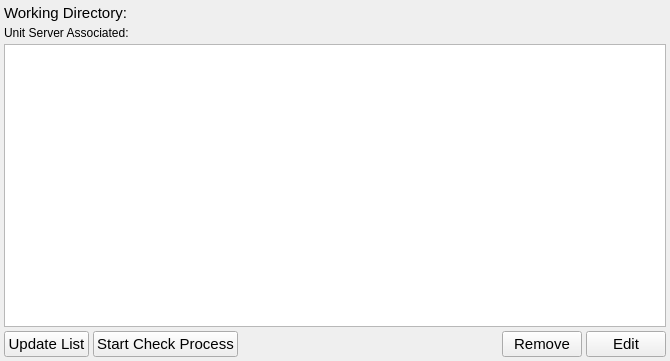
The window that ccs/node/agent/AgentEditor.ui (bisegni/chaosframework) describes before a commit, drawn with Qt 5.
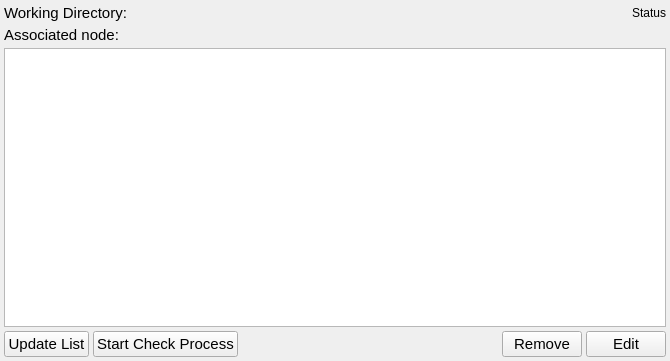
The same window after the commit. Custom widgets are drawn as their Qt base class.

Commit message: implemented all function for start, stop and restart on agent

The edit to the form file:
```diff
--- a/ccs/node/agent/AgentEditor.ui
+++ b/ccs/node/agent/AgentEditor.ui
@@ -30,7 +30,7 @@
     <number>4</number>
    </property>
    <item>
-    <layout class="QHBoxLayout" name="horizontalLayout_2" stretch="0,1">
+    <layout class="QHBoxLayout" name="horizontalLayout_2" stretch="0,1,0,0">
      <property name="spacing">
       <number>4</number>
      </property>
@@ -58,14 +58,46 @@
        </property>
       </widget>
      </item>
+     <item>
+      <widget class="CLedIndicatorHealt" name="ledIndicatorAgentStatus" native="true">
+       <property name="minimumSize">
+        <size>
+         <width>16</width>
+         <height>16</height>
+        </size>
+       </property>
+       <property name="maximumSize">
+        <size>
+         <width>16</width>
+         <height>16</height>
+        </size>
+       </property>
+      </widget>
+     </item>
+     <item>
+      <widget class="CNodeHealthLabel" name="labelAgentHealthStatus">
+       <property name="text">
+        <string>Status</string>
+       </property>
+      </widget>
+     </item>
     </layout>
    </item>
    <item>
-    <widget class="QLabel" name="label">
-     <property name="text">
-      <string>Unit Server Associated:</string>
-     </property>
-    </widget>
+    <layout class="QHBoxLayout" name="horizontalLayout_3">
+     <item>
+      <widget class="QLabel" name="label">
+       <property name="font">
+        <font>
+         <pointsize>11</pointsize>
+        </font>
+       </property>
+       <property name="text">
+        <string>Associated node:</string>
+       </property>
+      </widget>
+     </item>
+    </layout>
    </item>
    <item>
     <widget class="QListView" name="listViewNodeAssociated">
@@ -150,6 +182,19 @@
    </item>
   </layout>
  </widget>
+ <customwidgets>
+  <customwidget>
+   <class>CLedIndicatorHealt</class>
+   <extends>QWidget</extends>
+   <header>widget/CLedIndicatorHealt.h</header>
+   <container>1</container>
+  </customwidget>
+  <customwidget>
+   <class>CNodeHealthLabel</class>
+   <extends>QLabel</extends>
+   <header>widget/CNodeHealthLabel.h</header>
+  </customwidget>
+ </customwidgets>
  <resources/>
  <connections/>
 </ui>
```
The commit also changes 16 other files.
